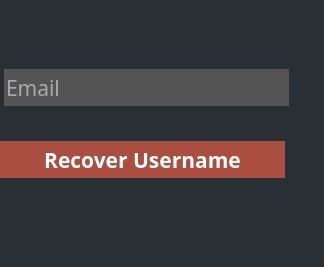
This is recoverusername.ui in dparker2/StudyGroup as Qt 5 draws it before an edit. The edited form follows.
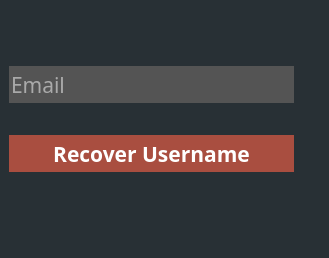
This is the edited form.

```diff
--- a/recoverusername.ui
+++ b/recoverusername.ui
@@ -6,8 +6,8 @@
    <rect>
     <x>0</x>
     <y>0</y>
-    <width>324</width>
-    <height>267</height>
+    <width>329</width>
+    <height>258</height>
    </rect>
   </property>
   <property name="windowTitle">
@@ -17,7 +17,7 @@
    <string notr="true">color: black;
 background-color: #283035;</string>
   </property>
-  <layout class="QVBoxLayout" name="verticalLayout">
+  <layout class="QGridLayout" name="gridLayout">
    <property name="leftMargin">
     <number>0</number>
    </property>
@@ -30,78 +30,10 @@
    <property name="bottomMargin">
     <number>60</number>
    </property>
-   <item>
-    <layout class="QHBoxLayout" name="horizontalLayout">
-     <item>
-      <widget class="QLineEdit" name="email_lineEdit">
-       <property name="enabled">
-        <bool>true</bool>
-       </property>
-       <property name="sizePolicy">
-        <sizepolicy hsizetype="Fixed" vsizetype="Fixed">
-         <horstretch>0</horstretch>
-         <verstretch>0</verstretch>
-        </sizepolicy>
-       </property>
-       <property name="minimumSize">
-        <size>
-         <width>285</width>
-         <height>37</height>
-        </size>
-       </property>
-       <property name="maximumSize">
-        <size>
-         <width>285</width>
-         <height>37</height>
-        </size>
-       </property>
-       <property name="font">
-        <font>
-         <family>Trebuchet MS</family>
-         <pointsize>16</pointsize>
-        </font>
-       </property>
-       <property name="styleSheet">
-        <string notr="true">background-color: #545454;
-color:white;
-border-style:none;</string>
-       </property>
-       <property name="placeholderText">
-        <string>Email</string>
-       </property>
-      </widget>
-     </item>
-     <item>
-      <widget class="QLabel" name="invalid_icon_label">
-       <property name="sizePolicy">
-        <sizepolicy hsizetype="Fixed" vsizetype="Fixed">
-         <horstretch>0</horstretch>
-         <verstretch>0</verstretch>
-        </sizepolicy>
-       </property>
-       <property name="minimumSize">
-        <size>
-         <width>0</width>
-         <height>0</height>
-        </size>
-       </property>
-       <property name="maximumSize">
-        <size>
-         <width>20</width>
-         <height>20</height>
-        </size>
-       </property>
-       <property name="text">
-        <string/>
-       </property>
-      </widget>
-     </item>
-    </layout>
-   </item>
-   <item>
+   <item row="1" column="0">
     <widget class="QPushButton" name="recover_username_btn">
      <property name="sizePolicy">
-      <sizepolicy hsizetype="Fixed" vsizetype="Fixed">
+      <sizepolicy hsizetype="Expanding" vsizetype="Fixed">
        <horstretch>0</horstretch>
        <verstretch>0</verstretch>
       </sizepolicy>
@@ -139,6 +71,74 @@
      </property>
     </widget>
    </item>
+   <item row="0" column="0">
+    <layout class="QHBoxLayout" name="horizontalLayout">
+     <item>
+      <widget class="QLineEdit" name="email_lineEdit">
+       <property name="enabled">
+        <bool>true</bool>
+       </property>
+       <property name="sizePolicy">
+        <sizepolicy hsizetype="Expanding" vsizetype="Fixed">
+         <horstretch>0</horstretch>
+         <verstretch>0</verstretch>
+        </sizepolicy>
+       </property>
+       <property name="minimumSize">
+        <size>
+         <width>285</width>
+         <height>37</height>
+        </size>
+       </property>
+       <property name="maximumSize">
+        <size>
+         <width>285</width>
+         <height>37</height>
+        </size>
+       </property>
+       <property name="font">
+        <font>
+         <family>Trebuchet MS</family>
+         <pointsize>16</pointsize>
+        </font>
+       </property>
+       <property name="styleSheet">
+        <string notr="true">background-color: #545454;
+color:white;
+border-style:none;</string>
+       </property>
+       <property name="placeholderText">
+        <string>Email</string>
+       </property>
+      </widget>
+     </item>
+     <item>
+      <widget class="QLabel" name="invalid_icon_label">
+       <property name="sizePolicy">
+        <sizepolicy hsizetype="Minimum" vsizetype="Minimum">
+         <horstretch>0</horstretch>
+         <verstretch>0</verstretch>
+        </sizepolicy>
+       </property>
+       <property name="minimumSize">
+        <size>
+         <width>20</width>
+         <height>20</height>
+        </size>
+       </property>
+       <property name="maximumSize">
+        <size>
+         <width>20</width>
+         <height>20</height>
+        </size>
+       </property>
+       <property name="text">
+        <string/>
+       </property>
+      </widget>
+     </item>
+    </layout>
+   </item>
   </layout>
  </widget>
  <resources/>
```
